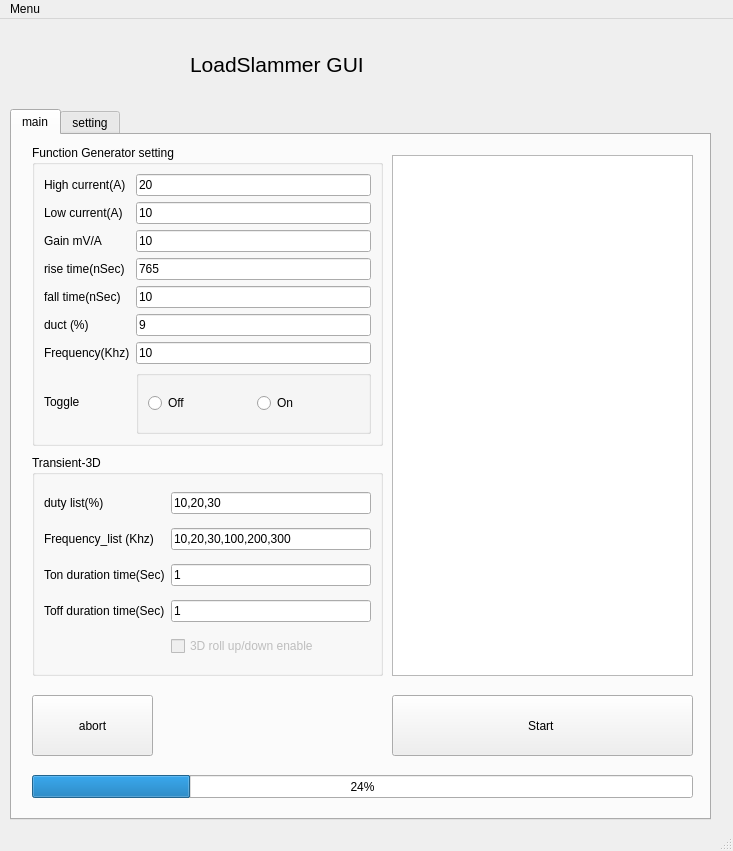
The window that PySide2_DB410_ui.ui (a9202507/ifx_gui_for_core_power_validation) describes before a commit, drawn with Qt 5.
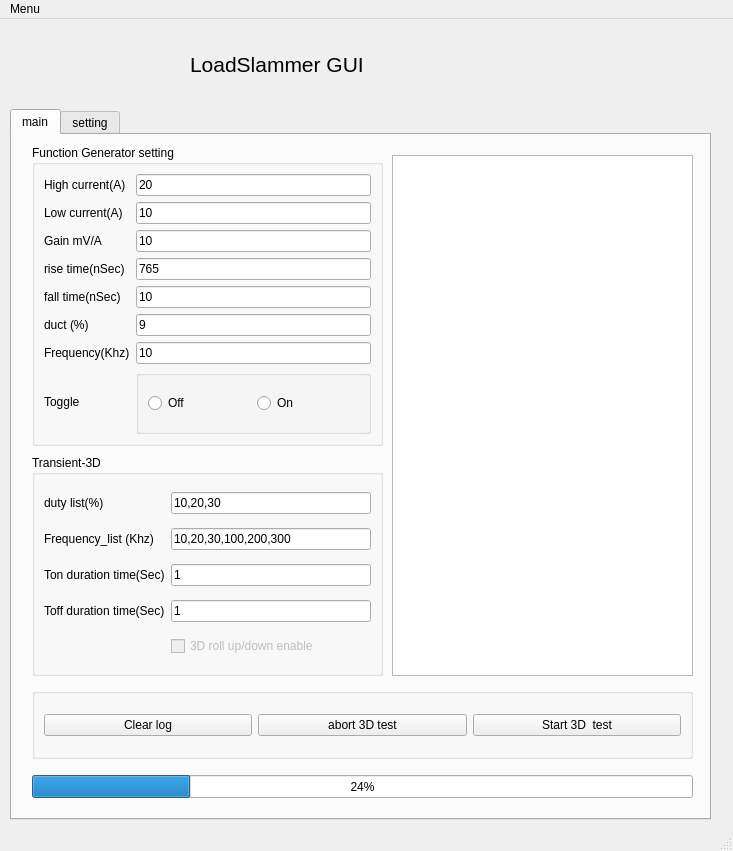
The same window after the commit. Icons and pictures are not drawn.

Commit message: add clear box function

The edit to the form file:
```diff
--- a/PySide2_DB410_ui.ui
+++ b/PySide2_DB410_ui.ui
@@ -153,22 +153,6 @@
        </item>
       </layout>
      </widget>
-     <widget class="QPushButton" name="pushButton_4">
-      <property name="enabled">
-       <bool>true</bool>
-      </property>
-      <property name="geometry">
-       <rect>
-        <x>20</x>
-        <y>560</y>
-        <width>121</width>
-        <height>61</height>
-       </rect>
-      </property>
-      <property name="text">
-       <string>abort</string>
-      </property>
-     </widget>
      <widget class="QProgressBar" name="progressBar">
       <property name="geometry">
        <rect>
@@ -182,22 +166,6 @@
        <number>24</number>
       </property>
      </widget>
-     <widget class="QPushButton" name="pushButton_8">
-      <property name="enabled">
-       <bool>true</bool>
-      </property>
-      <property name="geometry">
-       <rect>
-        <x>380</x>
-        <y>560</y>
-        <width>301</width>
-        <height>61</height>
-       </rect>
-      </property>
-      <property name="text">
-       <string>Start </string>
-      </property>
-     </widget>
      <widget class="QGroupBox" name="groupBox">
       <property name="geometry">
        <rect>
@@ -351,6 +319,51 @@
        </rect>
       </property>
      </widget>
+     <widget class="QGroupBox" name="groupBox_7">
+      <property name="geometry">
+       <rect>
+        <x>20</x>
+        <y>553</y>
+        <width>661</width>
+        <height>71</height>
+       </rect>
+      </property>
+      <property name="title">
+       <string/>
+      </property>
+      <layout class="QGridLayout" name="gridLayout_5">
+       <item row="0" column="0">
+        <widget class="QPushButton" name="pushButton_5">
+         <property name="enabled">
+          <bool>true</bool>
+         </property>
+         <property name="text">
+          <string>Clear log</string>
+         </property>
+        </widget>
+       </item>
+       <item row="0" column="1">
+        <widget class="QPushButton" name="pushButton_4">
+         <property name="enabled">
+          <bool>true</bool>
+         </property>
+         <property name="text">
+          <string>abort 3D test</string>
+         </property>
+        </widget>
+       </item>
+       <item row="0" column="2">
+        <widget class="QPushButton" name="pushButton_8">
+         <property name="enabled">
+          <bool>true</bool>
+         </property>
+         <property name="text">
+          <string>Start 3D  test</string>
+         </property>
+        </widget>
+       </item>
+      </layout>
+     </widget>
     </widget>
     <widget class="QWidget" name="tab_2">
      <attribute name="title">
```
The commit also changes 3 other files.
